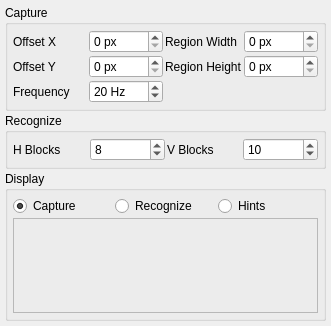
Above: Window.ui from veltren/biocheat before the change. Below: the same form after it.
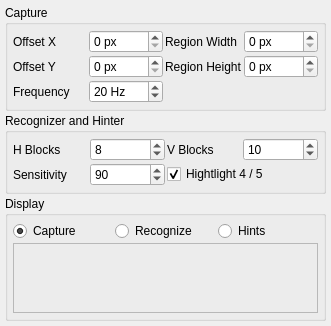
That is the form after the change. Custom widgets are drawn as their Qt base class.

```diff
--- a/Window.ui
+++ b/Window.ui
@@ -105,7 +105,7 @@
    <item>
     <widget class="QGroupBox" name="groupBox">
      <property name="title">
-      <string>Recognize</string>
+      <string>Recognizer and Hinter</string>
      </property>
      <layout class="QGridLayout" name="gridLayout_2">
       <item row="0" column="0">
@@ -145,6 +145,33 @@
         </property>
        </widget>
       </item>
+      <item row="1" column="0">
+       <widget class="QLabel" name="xOffsetLabel_3">
+        <property name="text">
+         <string>Sensitivity</string>
+        </property>
+       </widget>
+      </item>
+      <item row="1" column="1">
+       <widget class="QSpinBox" name="sensitivity">
+        <property name="minimum">
+         <number>70</number>
+        </property>
+        <property name="value">
+         <number>90</number>
+        </property>
+       </widget>
+      </item>
+      <item row="1" column="2" colspan="2">
+       <widget class="QCheckBox" name="highlight">
+        <property name="text">
+         <string>Hightlight 4 / 5</string>
+        </property>
+        <property name="checked">
+         <bool>true</bool>
+        </property>
+       </widget>
+      </item>
      </layout>
     </widget>
    </item>
```
